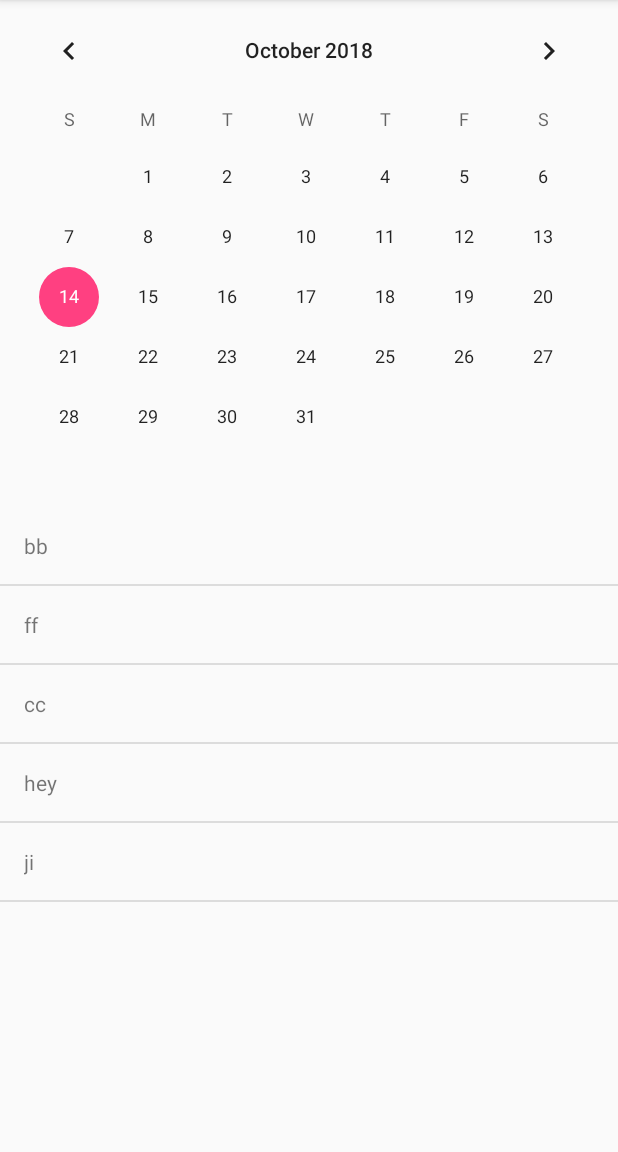
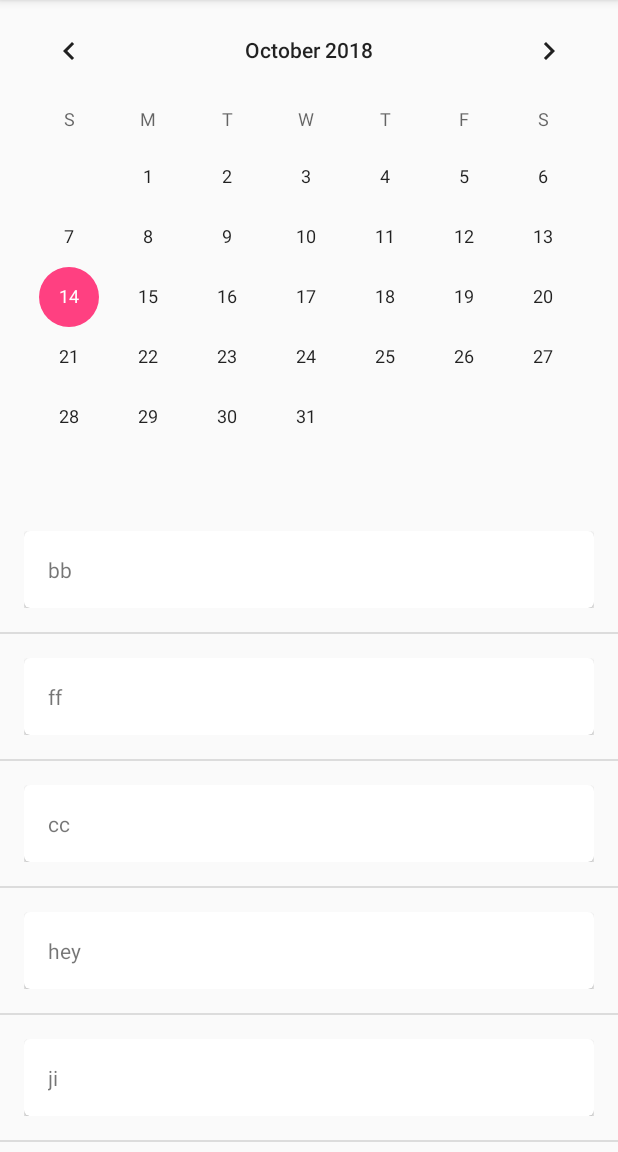
Before and after one commit to KshitijSharma745/EventCalendar, an Android app: the screen it shows after launch (MainActivity), on a phone screen of 412 x 824 dp, the part 84-1236 px from its top. Run offline under Robolectric (Android 15) with nearby library versions, the phone set to English and light mode, and no system bars.

```diff
--- a/app/build.gradle
+++ b/app/build.gradle
@@ -25,4 +25,5 @@ dependencies {
     testImplementation 'junit:junit:4.12'
     androidTestImplementation 'com.android.support.test:runner:1.0.2'
     androidTestImplementation 'com.android.support.test.espresso:espresso-core:3.0.2'
+    implementation 'com.android.support:cardview-v7:28.0.0'
 }
--- a/app/src/main/res/layout/list_item.xml
+++ b/app/src/main/res/layout/list_item.xml
@@ -1,21 +1,25 @@
 <?xml version="1.0" encoding="utf-8"?>
-<LinearLayout
-    xmlns:android="http://schemas.android.com/apk/res/android"
+<LinearLayout xmlns:android="http://schemas.android.com/apk/res/android"
 xmlns:tools="http://schemas.android.com/tools"
+xmlns:card_view="http://schemas.android.com/apk/res-auto"
 android:layout_width="match_parent"
 android:layout_height="match_parent"
 android:padding="16dp"
-    android:orientation="horizontal">
+android:orientation="vertical">
+
+<android.support.v7.widget.CardView
+xmlns:card_view="http://schemas.android.com/apk/res-auto"
+android:id="@+id/card_view"
+android:layout_gravity="center"
+android:layout_width="match_parent"
+android:layout_height="wrap_content"
+card_view:cardCornerRadius="4dp">
 
 <TextView
+    android:id="@+id/ev"
     android:layout_width="match_parent"
-        android:layout_height="wrap_content"
-        tools:text="hey"
-
-        android:id="@+id/ev"
-        />
-
-
-
-
+    android:layout_height="match_parent"
+    android:text="hi"
+    android:padding="16dp"/>
+</android.support.v7.widget.CardView>
     </LinearLayout>
```
Lines whose indentation alone changed are shown as unchanged.
